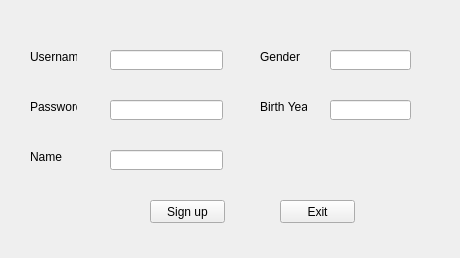
Before: the Qt Designer form SignUp.ui in huydang2k/LocationShareClient, drawn with Qt 5.
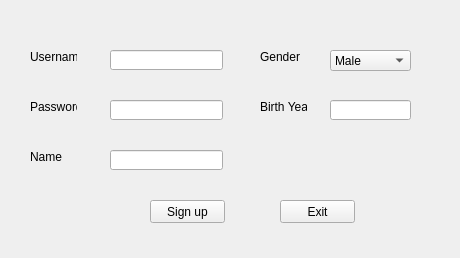
After: the same form once the commit is applied.

Diff of the .ui file:
```diff
--- a/SignUp.ui
+++ b/SignUp.ui
@@ -108,16 +108,6 @@
     <string>Name</string>
    </property>
   </widget>
-  <widget class="QLineEdit" name="lineEdit_4">
-   <property name="geometry">
-    <rect>
-     <x>330</x>
-     <y>50</y>
-     <width>81</width>
-     <height>20</height>
-    </rect>
-   </property>
-  </widget>
   <widget class="QLabel" name="label_4">
    <property name="geometry">
     <rect>
@@ -154,6 +144,31 @@
     <string>Birth Year</string>
    </property>
   </widget>
+  <widget class="QComboBox" name="comboBox">
+   <property name="geometry">
+    <rect>
+     <x>330</x>
+     <y>50</y>
+     <width>81</width>
+     <height>21</height>
+    </rect>
+   </property>
+   <item>
+    <property name="text">
+     <string>Male</string>
+    </property>
+   </item>
+   <item>
+    <property name="text">
+     <string>Female</string>
+    </property>
+   </item>
+   <item>
+    <property name="text">
+     <string>Other</string>
+    </property>
+   </item>
+  </widget>
  </widget>
  <resources/>
  <connections/>
```
Left out of the diff: 3 changed lines with no effect on the pictures.
